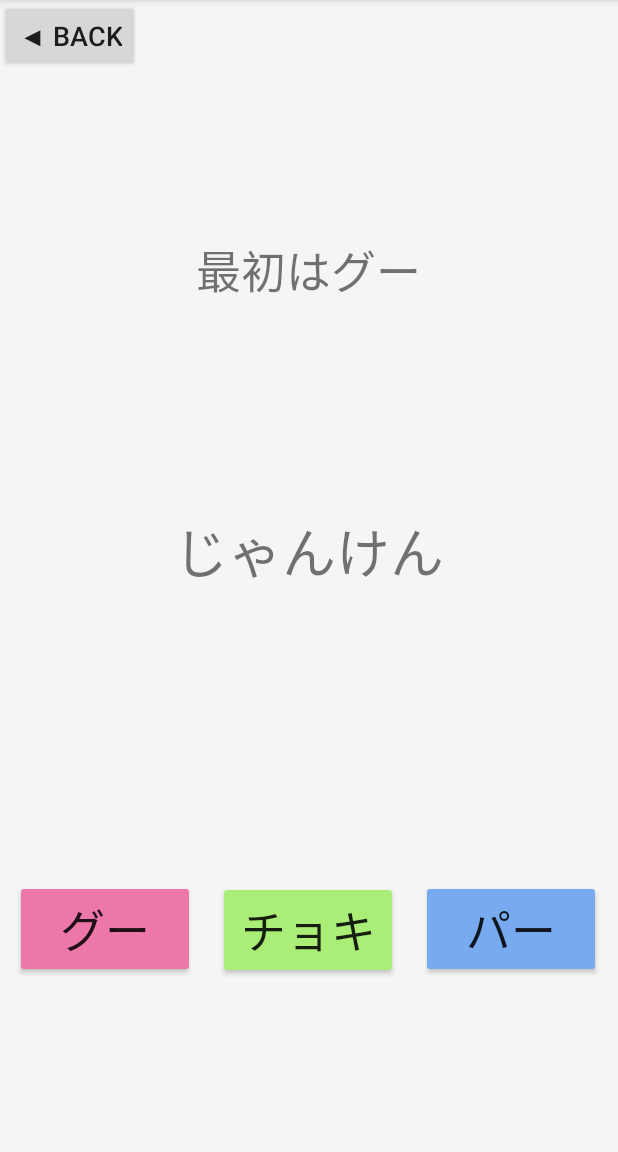
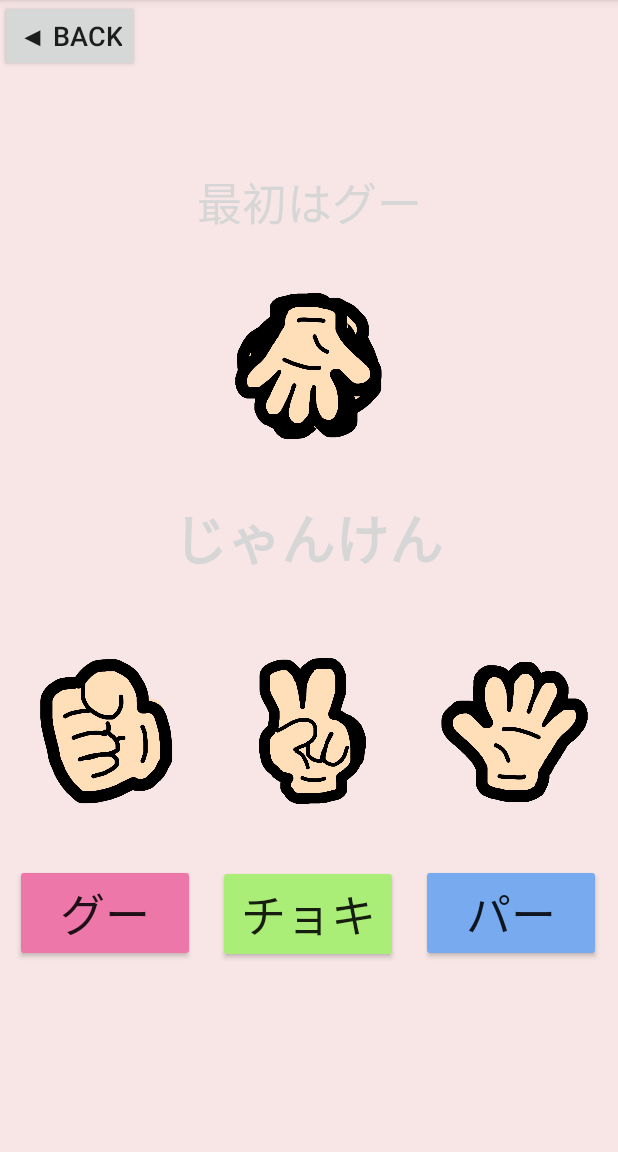
Before and after one commit to konan-pbl-2020/Gankyo, an Android app: the RPS screen opened directly, with no data from a screen before it, on a phone screen of 412 x 824 dp, the part 84-1236 px from its top. Run offline under Robolectric (Android 15) with nearby library versions, the phone set to English and light mode, and no system bars.

Commit message:
じゃんけんのレイアウトが完成しました。

```diff
--- a/app/src/main/res/layout/activity_r_p_s.xml
+++ b/app/src/main/res/layout/activity_r_p_s.xml
@@ -4,23 +4,25 @@
     xmlns:tools="http://schemas.android.com/tools"
     android:layout_width="match_parent"
     android:layout_height="match_parent"
-    android:background="#F5F5F5"
+    android:background="#F8E6E6"
     tools:context=".RPS">
 
     <TextView
         android:id="@+id/text"
         android:layout_width="wrap_content"
         android:layout_height="wrap_content"
+        android:fontFamily="monospace"
         android:text="最初はグー"
+        android:textColor="@color/tw__composer_black"
         android:textSize="30sp"
+        android:textStyle="normal"
         app:layout_constraintBottom_toBottomOf="parent"
         app:layout_constraintEnd_toEndOf="parent"
-        app:layout_constraintHorizontal_bias="0.498"
         app:layout_constraintLeft_toLeftOf="parent"
         app:layout_constraintRight_toRightOf="parent"
         app:layout_constraintStart_toStartOf="parent"
         app:layout_constraintTop_toTopOf="parent"
-        app:layout_constraintVertical_bias="0.218" />
+        app:layout_constraintVertical_bias="0.155" />
 
     <Button
         android:id="@+id/scissors"
@@ -69,12 +71,15 @@
         android:layout_width="wrap_content"
         android:layout_height="wrap_content"
         android:text="じゃんけん"
+        android:textColor="@color/tw__composer_red"
         android:textSize="36sp"
+        android:textStyle="bold"
         app:layout_constraintBottom_toTopOf="@+id/scissors"
         app:layout_constraintEnd_toEndOf="parent"
+        app:layout_constraintHorizontal_bias="0.497"
         app:layout_constraintStart_toStartOf="parent"
         app:layout_constraintTop_toTopOf="parent"
-        app:layout_constraintVertical_bias="0.639" />
+        app:layout_constraintVertical_bias="0.635" />
 
     <Button
         android:id="@+id/back"
@@ -85,4 +90,90 @@
         app:layout_constraintStart_toStartOf="parent"
         app:layout_constraintTop_toTopOf="parent" />
 
+    <androidx.constraintlayout.widget.Guideline
+        android:id="@+id/guideline"
+        android:layout_width="wrap_content"
+        android:layout_height="wrap_content"
+        android:orientation="vertical"
+        app:layout_constraintGuide_begin="0dp" />
+
+    <ImageView
+        android:id="@+id/imageView18"
+        android:layout_width="100dp"
+        android:layout_height="100dp"
+        app:layout_constraintBottom_toBottomOf="parent"
+        app:layout_constraintEnd_toEndOf="@+id/rock"
+        app:layout_constraintHorizontal_bias="0.45"
+        app:layout_constraintStart_toStartOf="@+id/rock"
+        app:layout_constraintTop_toTopOf="parent"
+        app:layout_constraintVertical_bias="0.655"
+        app:srcCompat="@drawable/hand_rock_pic" />
+
+    <ImageView
+        android:id="@+id/imageView19"
+        android:layout_width="100dp"
+        android:layout_height="100dp"
+        app:layout_constraintBottom_toBottomOf="parent"
+        app:layout_constraintEnd_toEndOf="@+id/scissors"
+        app:layout_constraintStart_toStartOf="@+id/scissors"
+        app:layout_constraintTop_toTopOf="parent"
+        app:layout_constraintVertical_bias="0.655"
+        app:srcCompat="@drawable/hand_scissors_pic" />
+
+    <ImageView
+        android:id="@+id/imageView20"
+        android:layout_width="100dp"
+        android:layout_height="100dp"
+        app:layout_constraintBottom_toBottomOf="parent"
+        app:layout_constraintEnd_toEndOf="@+id/paper"
+        app:layout_constraintHorizontal_bias="0.6"
+        app:layout_constraintStart_toStartOf="@+id/paper"
+        app:layout_constraintTop_toTopOf="parent"
+        app:layout_constraintVertical_bias="0.655"
+        app:srcCompat="@drawable/hand_paper_pic" />
+
+    <androidx.constraintlayout.widget.Guideline
+        android:id="@+id/guideline2"
+        android:layout_width="wrap_content"
+        android:layout_height="wrap_content"
+        android:backgroundTint="@color/common_google_signin_btn_text_dark"
+        android:orientation="horizontal"
+        app:layout_constraintGuide_begin="0dp" />
+
+    <ImageView
+        android:id="@+id/imageView21"
+        android:layout_width="100dp"
+        android:layout_height="100dp"
+        app:layout_constraintBottom_toBottomOf="parent"
+        app:layout_constraintEnd_toEndOf="@+id/text"
+        app:layout_constraintHorizontal_bias="0.49"
+        app:layout_constraintStart_toStartOf="@+id/text"
+        app:layout_constraintTop_toTopOf="parent"
+        app:layout_constraintVertical_bias="0.29"
+        app:srcCompat="@drawable/bot_hand_rock" />
+
+    <ImageView
+        android:id="@+id/imageView22"
+        android:layout_width="100dp"
+        android:layout_height="100dp"
+        app:layout_constraintBottom_toBottomOf="parent"
+        app:layout_constraintEnd_toEndOf="@+id/text"
+        app:layout_constraintHorizontal_bias="0.49"
+        app:layout_constraintStart_toStartOf="@+id/text"
+        app:layout_constraintTop_toTopOf="parent"
+        app:layout_constraintVertical_bias="0.29"
+        app:srcCompat="@drawable/bot_hand_scissors" />
+
+    <ImageView
+        android:id="@+id/imageView23"
+        android:layout_width="100dp"
+        android:layout_height="100dp"
+        app:layout_constraintBottom_toBottomOf="parent"
+        app:layout_constraintEnd_toEndOf="@+id/text"
+        app:layout_constraintHorizontal_bias="0.49"
+        app:layout_constraintStart_toStartOf="@+id/text"
+        app:layout_constraintTop_toTopOf="parent"
+        app:layout_constraintVertical_bias="0.29"
+        app:srcCompat="@drawable/bot_hand_paper" />
+
 </androidx.constraintlayout.widget.ConstraintLayout>
```
Also changed, not shown: app/src/main/res/drawable/bot_hand_paper.png (added), app/src/main/res/drawable/bot_hand_rock.png (added), app/src/main/res/drawable/bot_hand_scissors.png (added), app/src/main/res/drawable/hand_paper_pic.png (added), app/src/main/res/drawable/hand_rock_pic.png (added), app/src/main/res/drawable/hand_scissors_pic.png (added), app/src/main/res/drawable/sutoraipu_haikei.png (added).
